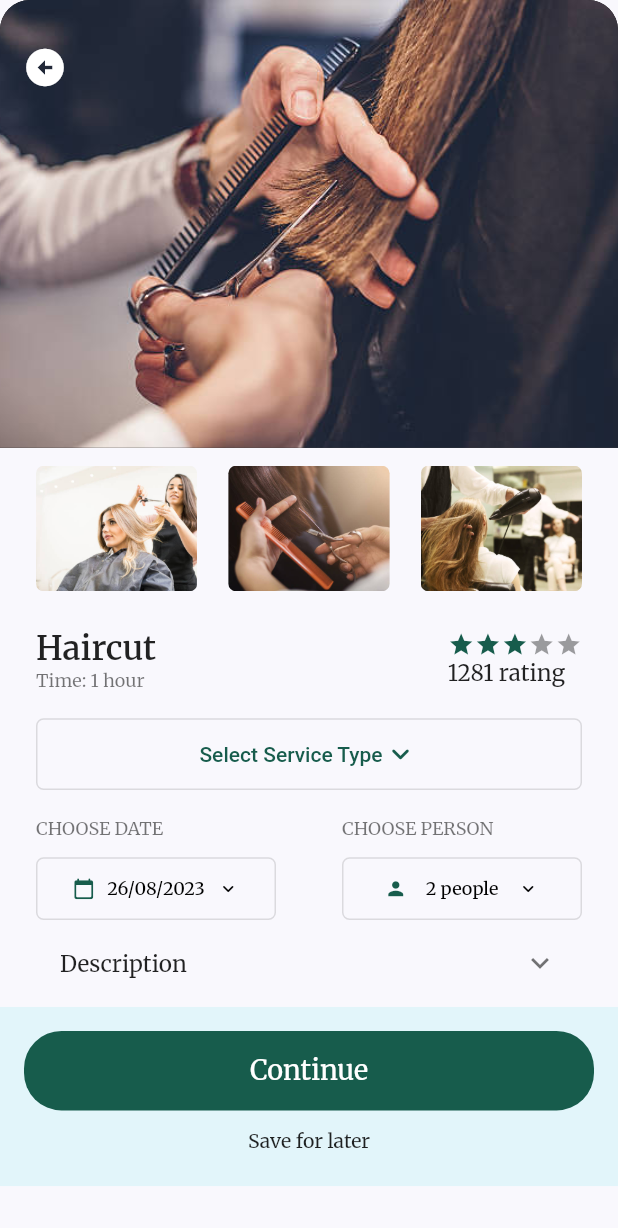
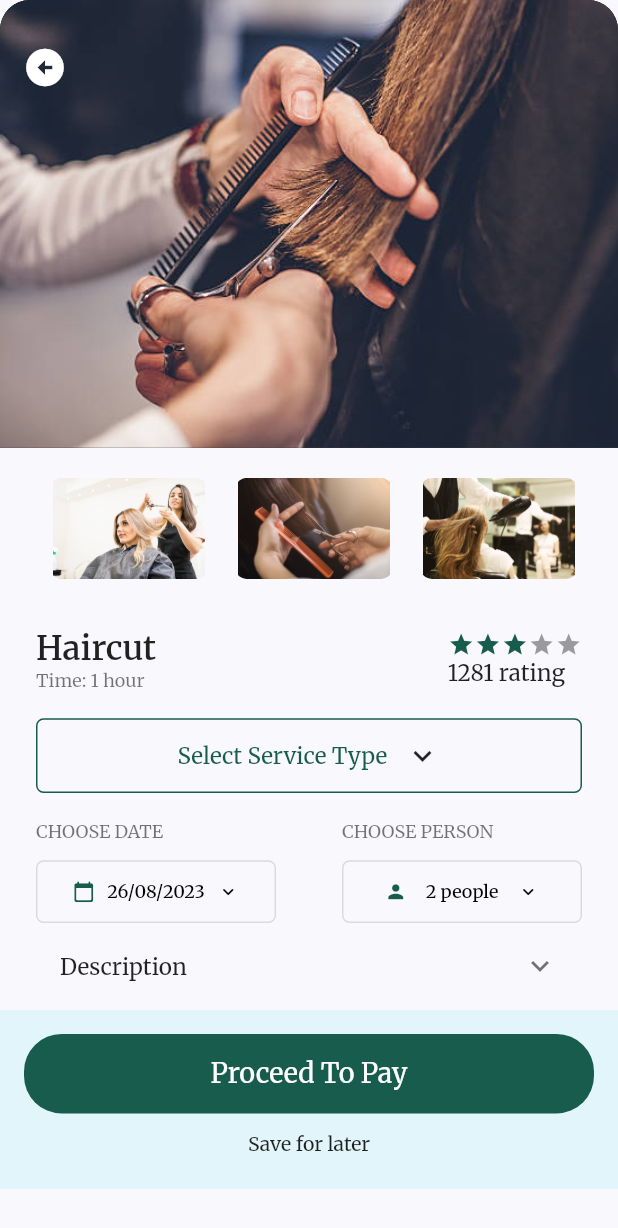
Before and after one commit to DilipKumar64/beauty, a Flutter app: the BottomBar screen opened by its route, after a tap on "Haircut", on a phone screen of 412 x 824 dp. Shown: the top 1228 px of the screen. Run offline on Flutter 3.47's test engine with Material 2 defaults, Android fonts, the phone set to English and light mode, and no system bars; drawn by our look-alikes of flutter_rating_bar; our stand-ins replace badges, carousel_slider, flutter_screenutil, google_fonts; missing offline and left inert: fl_country_code_picker; network calls fail.

Commit message:
single service tile component

```diff
--- a/lib/router.dart
+++ b/lib/router.dart
@@ -1,6 +1,7 @@
 import 'package:beauty/screens/auth/auth_screen.dart';
 import 'package:beauty/screens/auth/onboarding_screen.dart';
-import 'package:beauty/screens/home/single_service_screen.dart';
+import 'package:beauty/screens/payment/screens/payment_screen.dart';
+import 'package:beauty/screens/single%20service/screens/single_service_screen.dart';
 import 'package:beauty/screens/profile/screens/profile_screen.dart';
 import 'package:beauty/widgets/bottom_bar.dart';
 import 'package:flutter/material.dart';
@@ -33,6 +34,11 @@ Route<dynamic> generateRoute(RouteSettings routeSettings) {
         settings: routeSettings,
         builder: (_) => SingleServiceScreen(title: title),
       );
+    case PaymentScreen.routeName:
+      return MaterialPageRoute(
+        settings: routeSettings,
+        builder: (_) => const PaymentScreen(),
+      );
 
     default:
       return MaterialPageRoute(
--- a/lib/screens/home/widgets/catagory_component.dart
+++ b/lib/screens/home/widgets/catagory_component.dart
@@ -1,5 +1,5 @@
 import 'package:beauty/constants.dart';
-import 'package:beauty/screens/home/single_service_screen.dart';
+import 'package:beauty/screens/single%20service/screens/single_service_screen.dart';
 import 'package:flutter/material.dart';
 
 class CatagoryComponent extends StatelessWidget {
--- /dev/null
+++ b/lib/screens/payment/screens/payment_screen.dart
@@ -0,0 +1,10 @@
+import 'package:flutter/material.dart';
+
+class PaymentScreen extends StatelessWidget {
+  const PaymentScreen({super.key});
+  static const String routeName = '/payment-screen';
+  @override
+  Widget build(BuildContext context) {
+    return const Placeholder();
+  }
+}
--- a/lib/screens/home/single_service_screen.dart
+++ b/lib/screens/single service/screens/single_service_screen.dart
@@ -1,8 +1,13 @@
 import 'package:beauty/constants.dart';
-import 'package:beauty/screens/home/widgets/top_big_picture.dart';
+import 'package:beauty/screens/single%20service/widgets/three_display_pictures.dart';
+import 'package:beauty/screens/single%20service/widgets/top_big_picture.dart';
+import 'package:beauty/screens/single%20service/widgets/custom_expansion_tile.dart';
 import 'package:flutter/material.dart';
 import 'package:flutter_rating_bar/flutter_rating_bar.dart';
 import 'package:flutter_screenutil/flutter_screenutil.dart';
+
+import '../widgets/bottom_buttons.dart';
+import '../widgets/service_title_and_rating.dart';
 
 class SingleServiceScreen extends StatefulWidget {
   const SingleServiceScreen({super.key, required this.title});
@@ -14,126 +19,29 @@ class SingleServiceScreen extends StatefulWidget {
 
 class _SingleServiceScreenState extends State<SingleServiceScreen> {
   double rating = 3;
-  final List<String> items = [
-    'Item1',
-    'Item2',
-    'Item3',
-    'Item4',
+  List<String> imageUrl = [
+    'assets/images/haircut1.jpg',
+    'assets/images/haircut2.jpg',
+    'assets/images/haircut4.jpg',
   ];
-  String? selectedValue;
   @override
   Widget build(BuildContext context) {
     return Scaffold(
-      body: SingleChildScrollView(
-        child: SafeArea(
+      body: SafeArea(
+        child: SingleChildScrollView(
           child: Column(
             children: [
               TopBigPicture(context: context),
               SizedBox(height: 10.h),
-
               Padding(
                 padding: const EdgeInsets.symmetric(horizontal: 24.0),
                 child: Column(
                   children: [
-                    Row(
-                      mainAxisAlignment: MainAxisAlignment.spaceBetween,
-                      children: [
-                        Container(
-                          height: 70.h,
-                          width: 90.h,
-                          decoration: BoxDecoration(
-                            image: const DecorationImage(
-                                image: AssetImage('assets/images/haircut1.jpg'),
-                                fit: BoxFit.cover),
-                            borderRadius: BorderRadius.circular(5),
-                          ),
-                        ),
-                        Container(
-                          height: 70.h,
-                          width: 90.h,
-                          decoration: BoxDecoration(
-                            image: const DecorationImage(
-                                image: AssetImage('assets/images/haircut2.jpg'),
-                                fit: BoxFit.cover),
-                            borderRadius: BorderRadius.circular(5),
-                          ),
-                        ),
-                        Container(
-                          height: 70.h,
-                          width: 90.h,
-                          decoration: BoxDecoration(
-                            image: const DecorationImage(
-                                image: AssetImage('assets/images/haircut4.jpg'),
-                                fit: BoxFit.cover),
-                            borderRadius: BorderRadius.circular(5),
-                          ),
-                        ),
-                      ],
-                    ),
+                    ThreeDisplayPictures(imageUrl: imageUrl),
                     SizedBox(height: 20.h),
-                    Row(
-                      mainAxisAlignment: MainAxisAlignment.spaceBetween,
-                      children: [
-                        Column(
-                          crossAxisAlignment: CrossAxisAlignment.start,
-                          children: [
-                            Text(
-                              widget.title,
-                              style: textTheme.labelLarge!
-                                  .copyWith(fontWeight: FontWeight.w600),
-                            ),
-                            Text(
-                              'Time: 1 hour',
-                              style: textTheme.bodySmall!
-                                  .copyWith(color: Colors.black54),
-                            )
-                          ],
-                        ),
-                        Column(
-                          crossAxisAlignment: CrossAxisAlignment.start,
-                          children: [
-                            RatingBar.builder(
-                              initialRating: rating,
-                              minRating: 1,
-                              direction: Axis.horizontal,
-                              allowHalfRating: true,
-                              itemSize: 15.h,
-                              itemCount: 5,
-                              itemBuilder: (context, _) => const Icon(
-                                Icons.star,
-                                color: kPrimaryColor,
-                              ),
-                              onRatingUpdate: (newRating) {
-                                rating = newRating;
-                              },
-                            ),
-                            Text(
-                              '1281 rating',
-                              style: textTheme.bodyLarge,
-                            ),
-                          ],
-                        ),
-                      ],
-                    ),
+                    ServiceTitleAndRating(title: widget.title),
                     SizedBox(height: 15.h),
-                    SizedBox(
-                      height: 40.h,
-                      child: OutlinedButton(
-                        style: OutlinedButton.styleFrom(
-                          shape: RoundedRectangleBorder(
-                            borderRadius: BorderRadius.circular(5),
-                          ),
-                        ),
-                        onPressed: () {},
-                        child: const Row(
-                          mainAxisAlignment: MainAxisAlignment.center,
-                          children: [
-                            Text('Select Service Type'),
-                            Icon(Icons.keyboard_arrow_down_rounded)
-                          ],
-                        ),
-                      ),
-                    ),
+                    const CustomExpansionTile(),
                     SizedBox(height: 15.h),
                     Row(
                       mainAxisAlignment: MainAxisAlignment.spaceBetween,
@@ -245,38 +153,7 @@ class _SingleServiceScreenState extends State<SingleServiceScreen> {
                   ],
                 ),
               ),
-              // SizedBox(height: 10.h),
-              Container(
-                padding: const EdgeInsets.all(16.0),
-                height: 100.h,
-                color: const Color(0xffe2f5fa),
-                child: InkWell(
-                  onTap: () {},
-                  child: Column(
-                    children: [
-                      Container(
-                        height: 53,
-                        // width: size.width,
-                        decoration: BoxDecoration(
-                            borderRadius: BorderRadius.circular(25),
-                            color: kPrimaryColor),
-                        child: Center(
-                          child: Text(
-                            'Continue',
-                            style: textTheme.titleMedium!
-                                .copyWith(color: Colors.white),
-                          ),
-                        ),
-                      ),
-                      SizedBox(height: 10.h),
-                      Text(
-                        'Save for later',
-                        style: textTheme.bodyMedium,
-                      )
-                    ],
-                  ),
-                ),
-              ),
+              const BottomButtons(),
             ],
           ),
         ),
--- /dev/null
+++ b/lib/screens/single service/widgets/bottom_buttons.dart
@@ -0,0 +1,46 @@
+import 'package:flutter/material.dart';
+import 'package:flutter_screenutil/flutter_screenutil.dart';
+
+import '../../../constants.dart';
+
+class BottomButtons extends StatelessWidget {
+  const BottomButtons({
+    super.key,
+  });
+
+  @override
+  Widget build(BuildContext context) {
+    return Container(
+      padding: const EdgeInsets.all(16.0),
+      height: 100.h,
+      color: const Color(0xffe2f5fa),
+      child: GestureDetector(
+        onTap: () {
+          print('je;;p');
+        },
+        child: Column(
+          children: [
+            Container(
+              height: 53,
+              // width: size.width,
+              decoration: BoxDecoration(
+                  borderRadius: BorderRadius.circular(25),
+                  color: kPrimaryColor),
+              child: Center(
+                child: Text(
+                  'Proceed To Pay',
+                  style: textTheme.titleMedium!.copyWith(color: Colors.white),
+                ),
+              ),
+            ),
+            SizedBox(height: 10.h),
+            Text(
+              'Save for later',
+              style: textTheme.bodyMedium,
+            )
+          ],
+        ),
+      ),
+    );
+  }
+}
--- /dev/null
+++ b/lib/screens/single service/widgets/custom_expansion_tile.dart
@@ -0,0 +1,110 @@
+import 'package:beauty/constants.dart';
+import 'package:flutter/material.dart';
+import 'package:flutter_screenutil/flutter_screenutil.dart';
+
+class CustomExpansionTile extends StatefulWidget {
+  const CustomExpansionTile({super.key});
+
+  @override
+  _CustomExpansionTileState createState() => _CustomExpansionTileState();
+}
+
+class _CustomExpansionTileState extends State<CustomExpansionTile> {
+  bool isExpanded = false;
+  List<String> serviceTypeList = [
+    'Basic - Rs.250',
+    'Premium - Rs.449',
+    'VIP - Rs.799'
+  ];
+  String initialValue = 'Select Service Type';
+  int seletedIndex = 0;
+  void _toggleExpand() {
+    setState(() {
+      isExpanded = !isExpanded;
+    });
+  }
+
+  void onNewItemSelected(int index) {
+    setState(() {});
+    seletedIndex = index;
+    isExpanded = false;
+    initialValue = serviceTypeList[index];
+  }
+
+  @override
+  Widget build(BuildContext context) {
+    return Container(
+      decoration: BoxDecoration(
+          border: Border.all(color: kPrimaryColor),
+          borderRadius: BorderRadius.circular(5)),
+      child: Column(
+        crossAxisAlignment: CrossAxisAlignment.center,
+        children: [
+          InkWell(
+            onTap: _toggleExpand,
+            child: SizedBox(
+              height: 40.h,
+              child: Row(
+                mainAxisAlignment: MainAxisAlignment.center,
+                children: [
+                  Text(
+                    initialValue,
+                    style: textTheme.bodyLarge!.copyWith(color: kPrimaryColor),
+                  ),
+                  SizedBox(width: 10.w),
+                  RotationTransition(
+                    turns: AlwaysStoppedAnimation(isExpanded ? 0.5 : 0),
+                    child: const Icon(Icons.expand_more),
+                  ),
+                ],
+              ),
+            ),
+          ),
+          SizedBox(
+            height: isExpanded ? 110.h : 0,
+            child: AnimatedCrossFade(
+              duration: const Duration(milliseconds: 300),
+              firstChild: Container(), // Placeholder for collapsed content
+              secondChild: InkWell(
+                  onTap: () {
+                    setState(() {
+                      isExpanded = !isExpanded;
+                    });
+                  },
+                  child: SizedBox(
+                    height: 110.h,
+                    child: ListView.builder(
+                        itemCount: serviceTypeList.length,
+                        itemBuilder: (context, index) {
+                          return InkWell(
+                            onTap: () => onNewItemSelected(index),
+                            child: Container(
+                              color: (seletedIndex == index)
+                                  ? kPrimaryColor
+                                  : null,
+                              child: Padding(
+                                padding: const EdgeInsets.all(14.0),
+                                child: Center(
+                                  child: Text(
+                                    serviceTypeList[index],
+                                    style: textTheme.bodyLarge!.copyWith(
+                                        color: (seletedIndex == index)
+                                            ? Colors.white
+                                            : null),
+                                  ),
+                                ),
+                              ),
+                            ),
+                          );
+                        }),
+                  )),
+              crossFadeState: isExpanded
+                  ? CrossFadeState.showSecond
+                  : CrossFadeState.showFirst,
+            ),
+          ),
+        ],
+      ),
+    );
+  }
+}
--- /dev/null
+++ b/lib/screens/single service/widgets/service_title_and_rating.dart
@@ -0,0 +1,61 @@
+import 'package:flutter/material.dart';
+import 'package:flutter_rating_bar/flutter_rating_bar.dart';
+import 'package:flutter_screenutil/flutter_screenutil.dart';
+
+import '../../../constants.dart';
+
+class ServiceTitleAndRating extends StatelessWidget {
+  ServiceTitleAndRating({
+    super.key,
+    required this.title,
+  });
+
+  final String title;
+  double rating = 3;
+  @override
+  Widget build(BuildContext context) {
+    return Row(
+      mainAxisAlignment: MainAxisAlignment.spaceBetween,
+      children: [
+        Column(
+          crossAxisAlignment: CrossAxisAlignment.start,
+          children: [
+            Text(
+              title,
+              style:
+                  textTheme.labelLarge!.copyWith(fontWeight: FontWeight.w600),
+            ),
+            Text(
+              'Time: 1 hour',
+              style: textTheme.bodySmall!.copyWith(color: Colors.black54),
+            )
+          ],
+        ),
+        Column(
+          crossAxisAlignment: CrossAxisAlignment.start,
+          children: [
+            RatingBar.builder(
+              initialRating: rating,
+              minRating: 1,
+              direction: Axis.horizontal,
+              allowHalfRating: true,
+              itemSize: 15.h,
+              itemCount: 5,
+              itemBuilder: (context, _) => const Icon(
+                Icons.star,
+                color: kPrimaryColor,
+              ),
+              onRatingUpdate: (newRating) {
+                rating = newRating;
+              },
+            ),
+            Text(
+              '1281 rating',
+              style: textTheme.bodyLarge,
+            ),
+          ],
+        ),
+      ],
+    );
+  }
+}
--- /dev/null
+++ b/lib/screens/single service/widgets/three_display_pictures.dart
@@ -0,0 +1,37 @@
+import 'package:flutter/material.dart';
+import 'package:flutter_screenutil/flutter_screenutil.dart';
+
+class ThreeDisplayPictures extends StatelessWidget {
+  const ThreeDisplayPictures({
+    super.key,
+    required this.imageUrl,
+  });
+
+  final List<String> imageUrl;
+
+  @override
+  Widget build(BuildContext context) {
+    return SizedBox(
+      height: 70.h,
+      child: ListView.builder(
+        itemCount: imageUrl.length,
+        scrollDirection: Axis.horizontal,
+        itemBuilder: (context, index) {
+          return Padding(
+            padding: const EdgeInsets.all(8.0),
+            child: Container(
+              height: 70.h,
+              width: 90.h,
+              decoration: BoxDecoration(
+                borderRadius: BorderRadius.circular(5),
+              ),
+              child: ClipRRect(
+                  borderRadius: BorderRadius.circular(10),
+                  child: Image.asset(imageUrl[index])),
+            ),
+          );
+        },
+      ),
+    );
+  }
+}
```
Also changed, not shown: lib/screens/single service/widgets/top_big_picture.dart (renamed from lib/screens/home/widgets/top_big_picture.dart).
